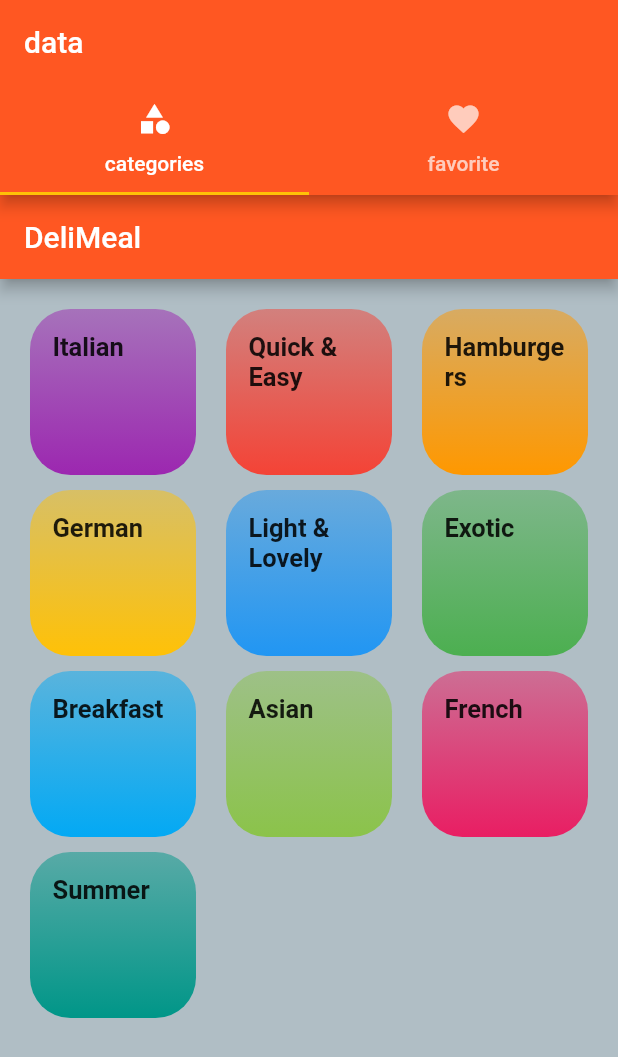
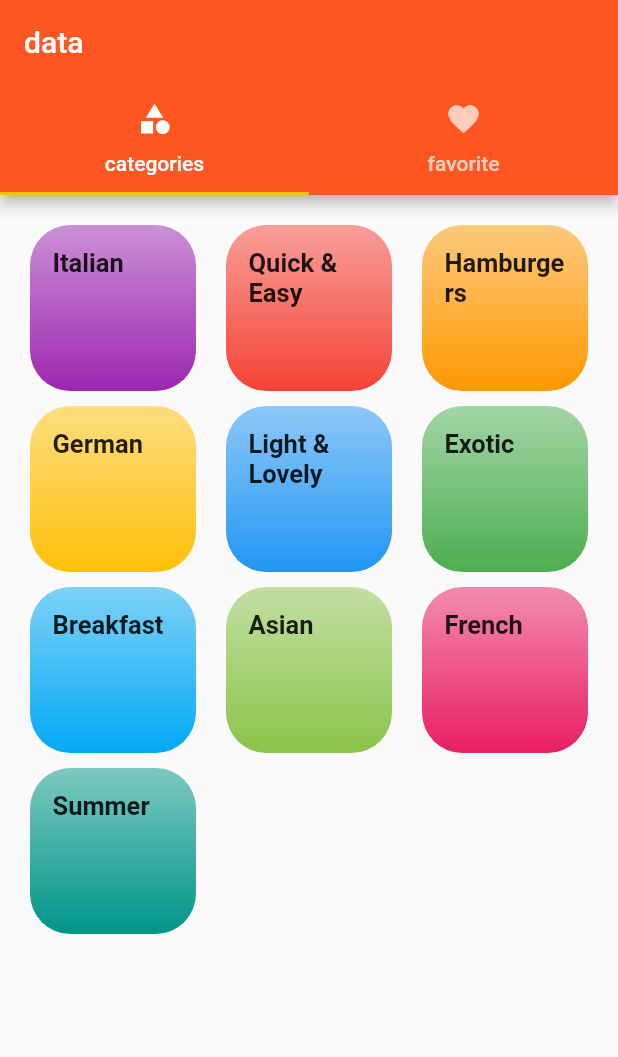
Before and after one commit to Ronex-sh/recipes-flutter, a Flutter app: the screen it shows after launch, on a phone screen of 412 x 824 dp. Shown: the top 1057 px of the screen. Run offline on Flutter 3.47's test engine with Material 2 defaults, Android fonts, the phone set to English and light mode, and no system bars; our stand-ins replace google_fonts; Roboto replaces fonts that are missing (Raleway).

Commit message:
remove Appbar

```diff
--- a/lib/screen/categories_screen.dart
+++ b/lib/screen/categories_screen.dart
@@ -6,12 +6,7 @@ import '../widget/category_item.dart';
 class CategoriesScreen extends StatelessWidget {
   @override
   Widget build(BuildContext context) {
-    return Scaffold(
-      backgroundColor: Colors.blueGrey[200],
-      appBar: AppBar(
-        title: const Text('DeliMeal'),
-      ),
-      body: GridView(
+    return  GridView(
         padding: const EdgeInsets.all(20),
         children: DUMMY_CATEGORIES
             .map(
@@ -28,7 +23,6 @@ class CategoriesScreen extends StatelessWidget {
           crossAxisSpacing: 20,
           mainAxisSpacing: 10,
         ),
-      ),
-    );
+      );
   }
 }
```
